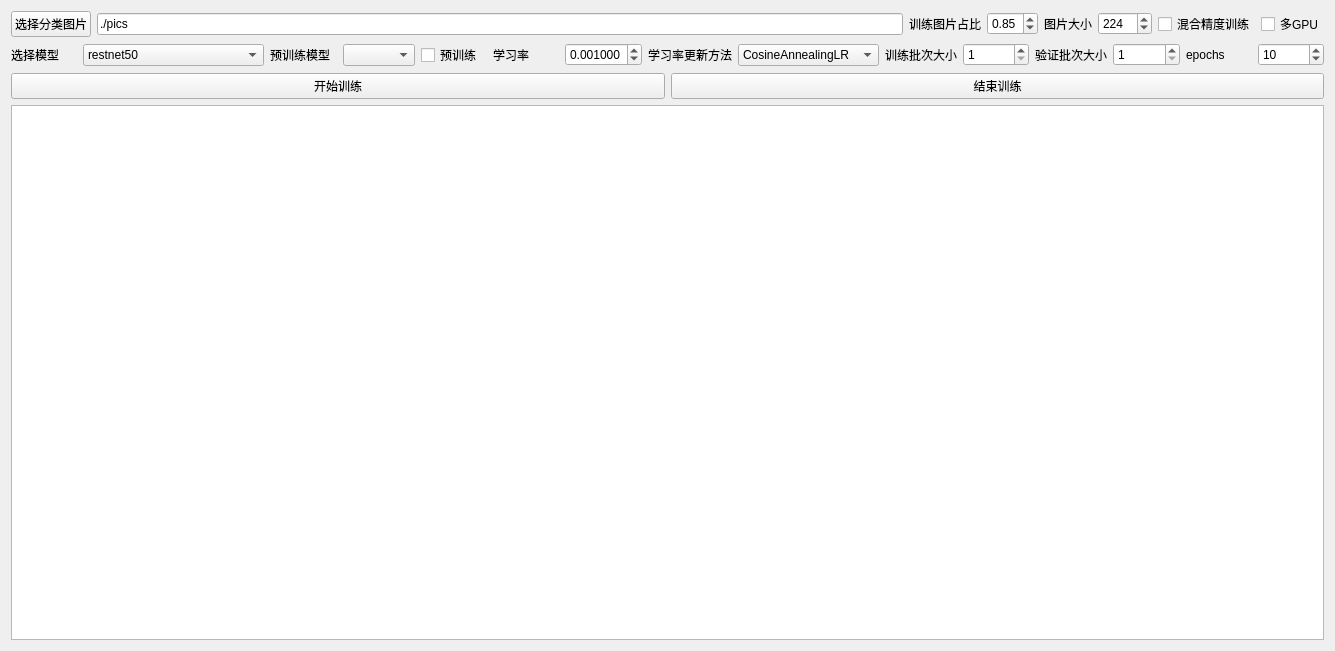
Above: train.ui from zym198098/classfy_imge before the change. Below: the same form after it.
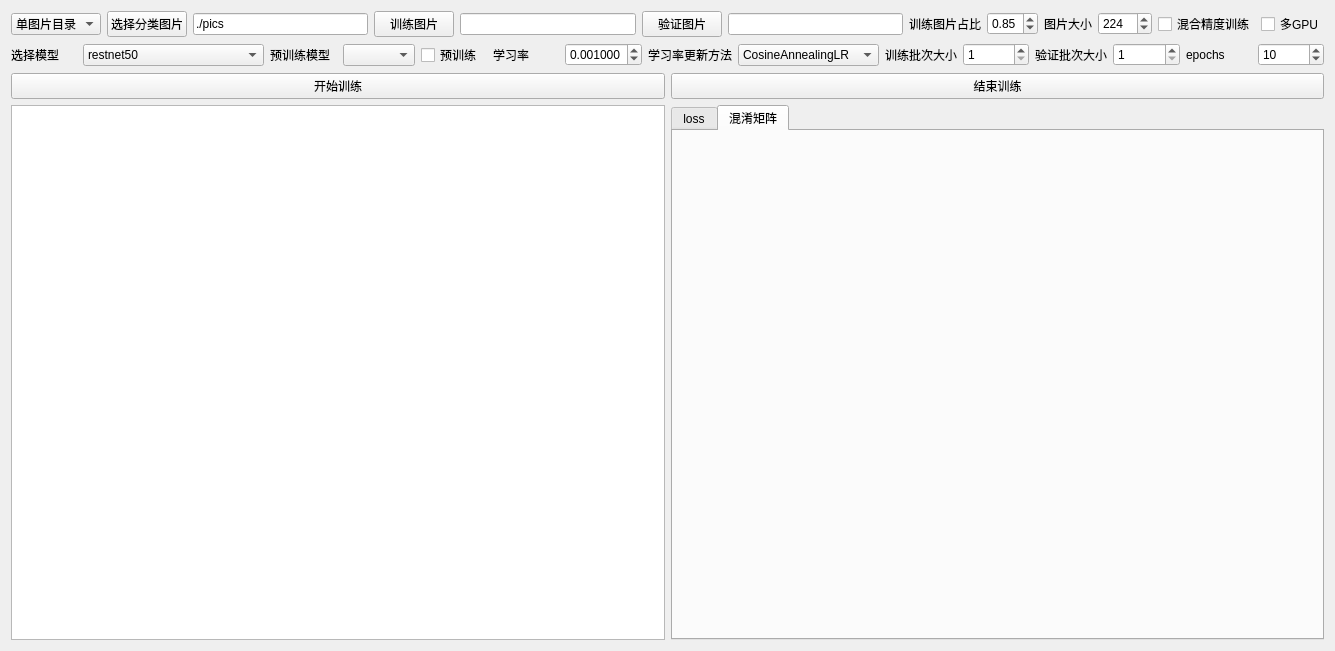
That is the form after the change.

Commit message: 增加混淆矩阵，losss实时绘图

```diff
--- a/train.ui
+++ b/train.ui
@@ -24,6 +24,20 @@
     <layout class="QVBoxLayout" name="verticalLayout">
      <item>
       <layout class="QHBoxLayout" name="horizontalLayout_7">
+       <item>
+        <widget class="QComboBox" name="comb_pic_model">
+         <item>
+          <property name="text">
+           <string extracomment="所有图片在一个目录">单图片目录</string>
+          </property>
+         </item>
+         <item>
+          <property name="text">
+           <string extracomment="训练验证目录分开">多图片目录</string>
+          </property>
+         </item>
+        </widget>
+       </item>
        <item>
         <widget class="QPushButton" name="btn_picsdir">
          <property name="text">
@@ -44,6 +58,26 @@
          </property>
         </widget>
        </item>
+       <item>
+        <widget class="QPushButton" name="btn_train_pic">
+         <property name="text">
+          <string>训练图片</string>
+         </property>
+        </widget>
+       </item>
+       <item>
+        <widget class="QLineEdit" name="lineEdit_pic_train"/>
+       </item>
+       <item>
+        <widget class="QPushButton" name="btn_val_pic">
+         <property name="text">
+          <string>验证图片</string>
+         </property>
+        </widget>
+       </item>
+       <item>
+        <widget class="QLineEdit" name="lineEdit_pic_val"/>
+       </item>
        <item>
         <widget class="QLabel" name="label_4">
          <property name="text">
@@ -311,6 +345,33 @@
        <item>
         <widget class="QTextBrowser" name="textBrowser"/>
        </item>
+       <item>
+        <widget class="QTabWidget" name="tabWidget_matplot">
+         <property name="currentIndex">
+          <number>1</number>
+         </property>
+         <widget class="QWidget" name="tab_loss">
+          <attribute name="title">
+           <string>loss</string>
+          </attribute>
+          <layout class="QHBoxLayout" name="horizontalLayout_6">
+           <item>
+            <layout class="QVBoxLayout" name="verticalLayout_loss"/>
+           </item>
+          </layout>
+         </widget>
+         <widget class="QWidget" name="tab_metr">
+          <attribute name="title">
+           <string>混淆矩阵</string>
+          </attribute>
+          <layout class="QHBoxLayout" name="horizontalLayout_9">
+           <item>
+            <layout class="QVBoxLayout" name="verticalLayout_metr"/>
+           </item>
+          </layout>
+         </widget>
+        </widget>
+       </item>
       </layout>
      </item>
     </layout>
```
The commit also changes 12 other files.
